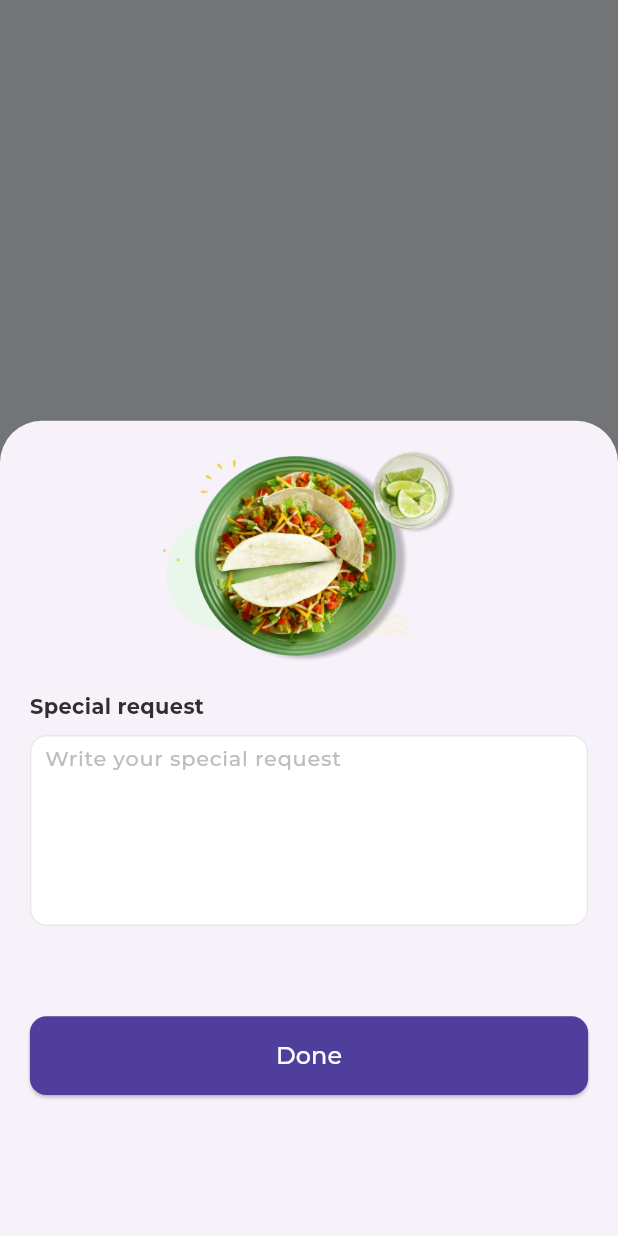
After one commit to cwfaizan/flutter_app_fudy, a Flutter app: the SpecialRequest screen opened directly, after a tap on "data", on a phone screen of 412 x 824 dp. The commit adds this screen. Run offline on Flutter 3.47's test engine with Material 2 defaults, Android fonts, the phone set to English and light mode, and no system bars; our stand-ins replace flutter_screenutil, flutter_svg, font_awesome_flutter, google_fonts, intl_phone_field, like_button and 2 more; network calls fail.

Commit message:
new code

```diff
--- a/lib/main.dart
+++ b/lib/main.dart
@@ -1,8 +1,10 @@
 import 'package:flutter/material.dart';
 import 'package:flutter_screenutil/flutter_screenutil.dart';
 
+import 'pages/favourite_card_page.dart';
+import 'pages/login_page.dart';
 import 'themes/theme_mode.dart';
-import 'widgets/success_dilog.dart';
+
 // import 'pages/setting_page.dart';
 // import 'widgets/transcation_history_content.dart';
 
@@ -22,7 +24,7 @@ class MyApp extends StatelessWidget {
         themeMode: ThemeMode.system,
         theme: lightThemeData,
         darkTheme: darkThemeData,
-        home: const SuccessDiloge(),
+        home: const LoginPage(),
       ),
       designSize: const Size(414, 896),
     );
--- /dev/null
+++ b/lib/widgets/special_request_content.dart
@@ -0,0 +1,113 @@
+import 'package:flutter/material.dart';
+import 'package:flutter_screenutil/flutter_screenutil.dart';
+
+class SpecialRequest extends StatefulWidget {
+  const SpecialRequest({super.key});
+
+  @override
+  State<SpecialRequest> createState() => _SpecialRequestState();
+}
+
+class _SpecialRequestState extends State<SpecialRequest> {
+  @override
+  Widget build(BuildContext context) {
+    return Scaffold(
+      body: Center(
+        child: InkWell(
+            onTap: () {
+              showModalBottomSheet(
+                context: context,
+                isScrollControlled: true,
+                builder: (context) => Container(
+                    decoration: BoxDecoration(
+                        borderRadius: BorderRadius.circular(32.r)),
+                    height: 591.h,
+                    width: double.maxFinite,
+                    child: Padding(
+                      padding: EdgeInsets.only(left: 20.w, right: 20.w),
+                      child: Column(
+                        crossAxisAlignment: CrossAxisAlignment.start,
+                        children: [
+                          Center(
+                            child: Image.asset(
+                              "assets/images/re.png",
+                              width: 196.w,
+                              height: 196.h,
+                            ),
+                          ),
+                          Text(
+                            "Special request",
+                            style: TextStyle(
+                                fontSize: 14.sp,
+                                fontWeight: FontWeight.w700,
+                                color: const Color(0xff2F2F2F)),
+                          ),
+                          SizedBox(
+                            height: 10.h,
+                          ),
+                          SizedBox(
+                            height: 172.h,
+                            width: double.maxFinite,
+                            child: TextFormField(
+                              keyboardType: TextInputType.multiline,
+                              maxLines: 5,
+                              decoration: InputDecoration(
+                                hintText: 'Write your special request',
+                                hintStyle: TextStyle(
+                                  fontSize: 14.sp,
+                                  fontWeight: FontWeight.w500,
+                                  color: const Color(0xffBDBDBD),
+                                ),
+                                filled: true,
+                                fillColor: const Color(0xffffffff),
+                                border: OutlineInputBorder(
+                                  borderRadius: BorderRadius.circular(0.r),
+                                  borderSide: const BorderSide(
+                                    width: 1,
+                                    color: Color(0xffE8E8E8),
+                                  ),
+                                ),
+                                enabledBorder: OutlineInputBorder(
+                                  borderRadius: BorderRadius.circular(12.r),
+                                  borderSide: const BorderSide(
+                                    width: 1,
+                                    color: Color(0xffE8E8E8),
+                                  ),
+                                ),
+                              ),
+                            ),
+                          ),
+                          SizedBox(
+                            height: 32.h,
+                          ),
+                          SizedBox(
+                            height: 57.h,
+                            width: double.maxFinite,
+                            child: ElevatedButton(
+                              onPressed: () {},
+                              style: ElevatedButton.styleFrom(
+                                backgroundColor: const Color(0xff503E9D),
+                                shape: RoundedRectangleBorder(
+                                  borderRadius: BorderRadius.circular(12.r),
+                                ),
+                              ),
+                              child: Text(
+                                "Done",
+                                style: TextStyle(
+                                  fontSize: 16.sp,
+                                  fontWeight: FontWeight.w500,
+                                  color: const Color(0xffFDFDFD),
+                                ),
+                              ),
+                            ),
+                          ),
+                        ],
+                      ),
+                    )),
+              );
+            },
+            child: const Text("data")),
+      ),
+    );
+  }
+}
--- a/lib/widgets/success_dilog.dart
+++ b/lib/widgets/success_dilog.dart
@@ -24,7 +24,7 @@ class _SuccessDilogeState extends State<SuccessDiloge> {
           ),
         ),
         child: Text(
-          "Track my Order",
+          "Done",
           style: TextStyle(
             fontSize: 16.sp,
             fontWeight: FontWeight.w500,
```
Also changed, not shown: lib/models/list_tile_class.dart (added, +10 -0 lines), lib/pages/cart_page.dart (added, +161 -0 lines), lib/pages/favourite_card_page.dart (+31 -12 lines), lib/pages/forgot_passward.dart (+10 -0 lines), lib/pages/home_screen.dart (+18 -8 lines), lib/pages/login_page.dart (+21 -3 lines), lib/pages/register_page.dart (+7 -1 lines), lib/pages/transaction_page_sheet.dart (+1 -17 lines), lib/widgets/my_cart_content.dart (added, +177 -0 lines), assets/svgs/one.svg (added), assets/svgs/three.svg (added), assets/svgs/two.svg (added).
